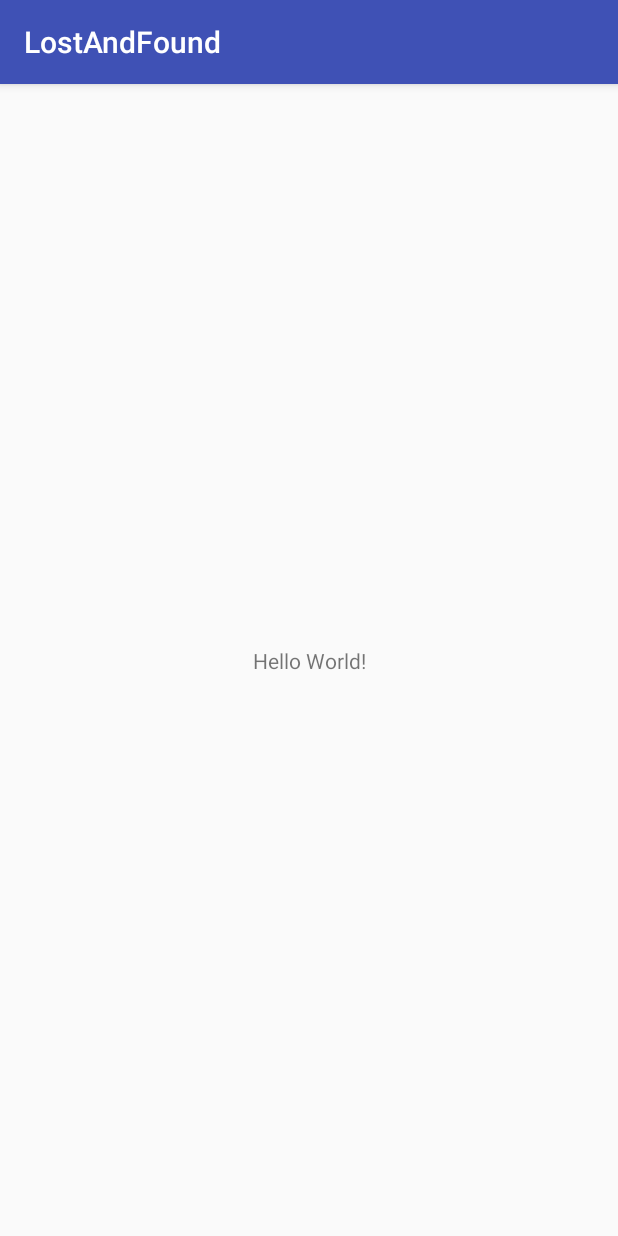
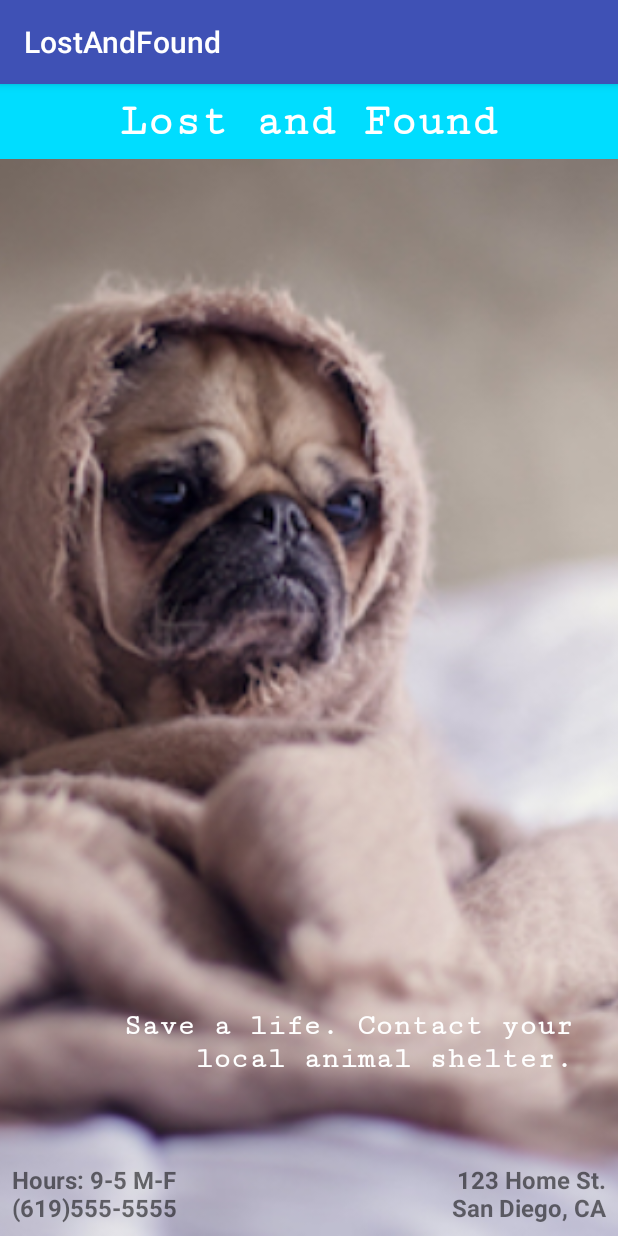
Before and after one commit to Pkhotpanya/LostAndFound, an Android app: the screen it shows after launch (MainActivity), on a phone screen of 412 x 824 dp. Run offline under Robolectric (Android 15) with nearby library versions, the phone set to English and light mode, and no system bars.

Commit message:
Display single view of fictional business.
-Added background image.
-Modified the xml.

```diff
--- a/app/src/main/res/layout/activity_main.xml
+++ b/app/src/main/res/layout/activity_main.xml
@@ -6,13 +6,77 @@
     android:layout_height="match_parent"
     tools:context="com.example.android.lostandfound.MainActivity">
 
-    <TextView
-        android:layout_width="wrap_content"
-        android:layout_height="wrap_content"
-        android:text="Hello World!"
+    <RelativeLayout
+        android:layout_width="0dp"
+        android:layout_height="0dp"
+        android:orientation="vertical"
         app:layout_constraintBottom_toBottomOf="parent"
+        app:layout_constraintHorizontal_bias="1.0"
         app:layout_constraintLeft_toLeftOf="parent"
         app:layout_constraintRight_toRightOf="parent"
-        app:layout_constraintTop_toTopOf="parent" />
+        app:layout_constraintTop_toTopOf="parent"
+        app:layout_constraintVertical_bias="0.0"
+        tools:layout_constraintBottom_creator="1"
+        tools:layout_constraintLeft_creator="1"
+        tools:layout_constraintRight_creator="1"
+        tools:layout_constraintTop_creator="1">
+
+        <ImageView
+            android:layout_width="wrap_content"
+            android:layout_height="match_parent"
+            android:scaleType="centerCrop"
+            android:src="@drawable/pexels_photo" />
+
+        <TextView
+            android:id="@+id/business"
+            android:layout_width="match_parent"
+            android:layout_height="wrap_content"
+            android:layout_alignParentTop="true"
+            android:background="@android:color/holo_blue_bright"
+            android:fontFamily="serif-monospace"
+            android:padding="8dp"
+            android:text="Lost and Found"
+            android:textAlignment="center"
+            android:textColor="@android:color/white"
+            android:textSize="30sp"
+            android:textStyle="bold" />
+
+        <TextView
+            android:id="@+id/phone_number"
+            android:layout_width="wrap_content"
+            android:layout_height="wrap_content"
+            android:layout_alignParentBottom="true"
+            android:padding="8dp"
+            android:text="Hours: 9-5 M-F\n(619)555-5555"
+            android:textSize="16sp"
+            android:textStyle="bold" />
+
+        <TextView
+            android:id="@+id/address"
+            android:layout_width="wrap_content"
+            android:layout_height="wrap_content"
+            android:layout_alignParentBottom="true"
+            android:layout_alignParentRight="true"
+            android:gravity="end"
+            android:padding="8dp"
+            android:text="123 Home St.\nSan Diego, CA"
+            android:textSize="16sp"
+            android:textStyle="bold" />
+
+        <TextView
+            android:layout_width="wrap_content"
+            android:layout_height="wrap_content"
+            android:layout_above="@id/address"
+            android:layout_alignParentRight="true"
+            android:fontFamily="serif-monospace"
+            android:gravity="end"
+            android:paddingBottom="50dp"
+            android:paddingRight="30dp"
+            android:text="Save a life. Contact your\nlocal animal shelter."
+            android:textColor="@android:color/white"
+            android:textSize="20sp"
+            android:textStyle="bold" />
+
+    </RelativeLayout>
 
 </android.support.constraint.ConstraintLayout>
```
Also changed, not shown: app/src/main/res/drawable/pexels_photo.jpg (added).
